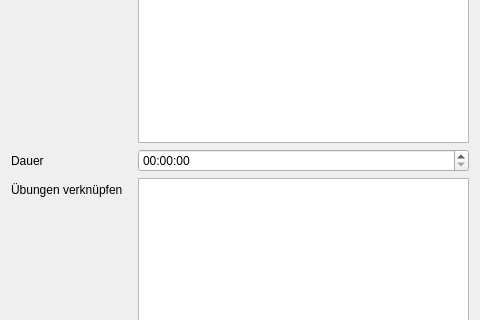
This is app/view/unit_widget.ui in UltimateCuB3R/DLMCSPSE01_D as Qt 5 draws it before an edit; both pictures show x 0 to 480 and y 88 to 408 of the 480 by 640 pixel window. The edited form follows.
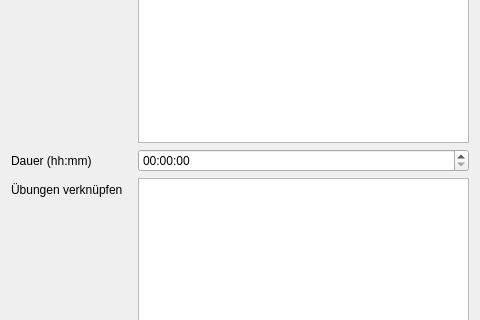
This is the edited form.

```diff
--- a/app/view/unit_widget.ui
+++ b/app/view/unit_widget.ui
@@ -68,7 +68,7 @@
      <item row="3" column="0">
       <widget class="QLabel" name="label_duration">
        <property name="text">
-        <string>Dauer</string>
+        <string>Dauer (hh:mm)</string>
        </property>
       </widget>
      </item>
```
